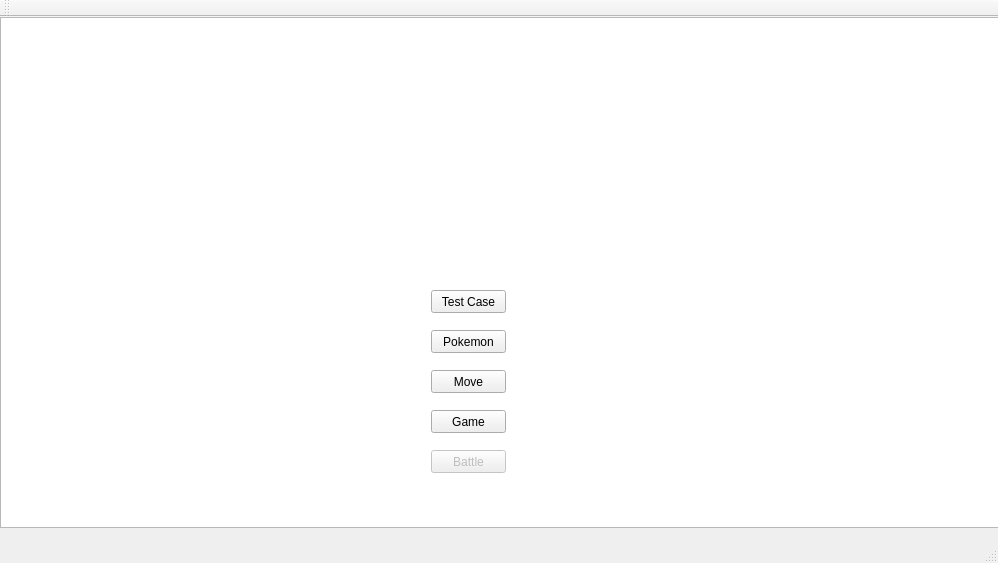
LowSugarCoke/Pokemon, file Pokemon/Pokemon.ui: the form before one commit.
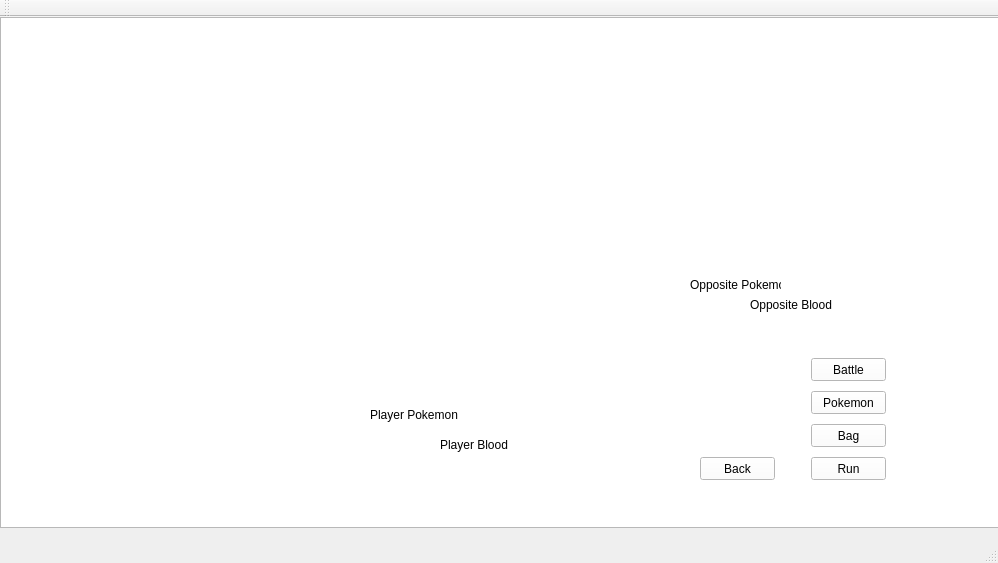
The form after the commit. The open tabs and pages were chosen to show the change. Icons and pictures are not drawn.

Commit message:
feat(ui): implement BattleScene and BattleController
* Rename PokemonController to MainController for better clarity
* Implement BattleScene in UI using StackWidget
* Incorporate BattleController in Pokemon application following MVC architecture standards

What changed in the file:
```diff
--- a/Pokemon/Pokemon.ui
+++ b/Pokemon/Pokemon.ui
@@ -20,19 +20,184 @@
    <property name="styleSheet">
     <string notr="true"/>
    </property>
+   <widget class="QGraphicsView" name="graphicsView">
+    <property name="geometry">
+     <rect>
+      <x>0</x>
+      <y>0</y>
+      <width>1001</width>
+      <height>511</height>
+     </rect>
+    </property>
+    <property name="styleSheet">
+     <string notr="true">background-image: url(:/Pokemom/Resources/background.jpg); 
+background-repeat: no-repeat; 
+background-position: center; 
+background-attachment: fixed; 
+background-size: cover;</string>
+    </property>
+   </widget>
+   <widget class="QStackedWidget" name="stackedWidget">
+    <property name="geometry">
+     <rect>
+      <x>0</x>
+      <y>0</y>
+      <width>1001</width>
+      <height>571</height>
+     </rect>
+    </property>
+    <property name="styleSheet">
+     <string notr="true">background-color:transparent;
+background-image: none;
+</string>
+    </property>
+    <property name="currentIndex">
+     <number>0</number>
+    </property>
+    <widget class="QWidget" name="page_main">
+     <widget class="QLabel" name="lbl_game">
+      <property name="geometry">
+       <rect>
+        <x>519</x>
+        <y>419</y>
+        <width>47</width>
+        <height>16</height>
+       </rect>
+      </property>
+      <property name="styleSheet">
+       <string notr="true"/>
+      </property>
+      <property name="text">
+       <string/>
+      </property>
+     </widget>
+     <widget class="QLabel" name="lbl_pokemon">
+      <property name="geometry">
+       <rect>
+        <x>519</x>
+        <y>335</y>
+        <width>47</width>
+        <height>16</height>
+       </rect>
+      </property>
+      <property name="text">
+       <string/>
+      </property>
+     </widget>
+     <widget class="QLabel" name="lbl_test_case">
+      <property name="geometry">
+       <rect>
+        <x>519</x>
+        <y>293</y>
+        <width>47</width>
+        <height>16</height>
+       </rect>
+      </property>
+      <property name="text">
+       <string/>
+      </property>
+     </widget>
    <widget class="QPushButton" name="pb_test_case">
     <property name="geometry">
      <rect>
-      <x>431</x>
-      <y>273</y>
+        <x>410</x>
+        <y>290</y>
       <width>75</width>
       <height>23</height>
      </rect>
     </property>
+      <property name="styleSheet">
+       <string notr="true">background-image:none;
+background-color:white;</string>
+      </property>
     <property name="text">
      <string>Test Case</string>
     </property>
    </widget>
+     <widget class="QPushButton" name="pb_game">
+      <property name="geometry">
+       <rect>
+        <x>410</x>
+        <y>410</y>
+        <width>75</width>
+        <height>23</height>
+       </rect>
+      </property>
+      <property name="styleSheet">
+       <string notr="true">background-image:none;
+background-color:white;</string>
+      </property>
+      <property name="text">
+       <string>Game</string>
+      </property>
+     </widget>
+     <widget class="QPushButton" name="pb_move">
+      <property name="geometry">
+       <rect>
+        <x>410</x>
+        <y>370</y>
+        <width>75</width>
+        <height>23</height>
+       </rect>
+      </property>
+      <property name="styleSheet">
+       <string notr="true">background-image:none;
+background-color:white;</string>
+      </property>
+      <property name="text">
+       <string>Move</string>
+      </property>
+     </widget>
+     <widget class="QPushButton" name="pb_pokemon">
+      <property name="geometry">
+       <rect>
+        <x>410</x>
+        <y>330</y>
+        <width>75</width>
+        <height>23</height>
+       </rect>
+      </property>
+      <property name="styleSheet">
+       <string notr="true">background-image:none;
+background-color:white;</string>
+      </property>
+      <property name="text">
+       <string>Pokemon</string>
+      </property>
+     </widget>
+     <widget class="QPushButton" name="pb_battle">
+      <property name="enabled">
+       <bool>true</bool>
+      </property>
+      <property name="geometry">
+       <rect>
+        <x>410</x>
+        <y>450</y>
+        <width>75</width>
+        <height>23</height>
+       </rect>
+      </property>
+      <property name="styleSheet">
+       <string notr="true">background-image:none;
+background-color:white;</string>
+      </property>
+      <property name="text">
+       <string>Battle</string>
+      </property>
+     </widget>
+     <widget class="QLabel" name="lbl_move">
+      <property name="geometry">
+       <rect>
+        <x>519</x>
+        <y>377</y>
+        <width>47</width>
+        <height>16</height>
+       </rect>
+      </property>
+      <property name="text">
+       <string/>
+      </property>
+     </widget>
    <widget class="QFrame" name="frame">
     <property name="geometry">
      <rect>
@@ -65,141 +230,172 @@
      <enum>QFrame::Raised</enum>
     </property>
    </widget>
-   <widget class="QGraphicsView" name="graphicsView">
-    <property name="geometry">
-     <rect>
-      <x>0</x>
-      <y>0</y>
-      <width>1001</width>
-      <height>511</height>
-     </rect>
-    </property>
-    <property name="styleSheet">
-     <string notr="true">background-image: url(:/Pokemom/Resources/background.jpg); 
-background-repeat: no-repeat; 
-background-position: center; 
-background-attachment: fixed; 
-background-size: cover;</string>
-    </property>
-   </widget>
-   <widget class="QPushButton" name="pb_pokemom">
-    <property name="geometry">
-     <rect>
-      <x>431</x>
-      <y>313</y>
-      <width>75</width>
-      <height>23</height>
-     </rect>
-    </property>
-    <property name="text">
-     <string>Pokemon</string>
-    </property>
-   </widget>
-   <widget class="QPushButton" name="pb_move">
-    <property name="geometry">
-     <rect>
-      <x>431</x>
-      <y>353</y>
-      <width>75</width>
-      <height>23</height>
-     </rect>
-    </property>
-    <property name="text">
-     <string>Move</string>
-    </property>
-   </widget>
-   <widget class="QPushButton" name="pb_game">
-    <property name="geometry">
-     <rect>
-      <x>431</x>
-      <y>393</y>
-      <width>75</width>
-      <height>23</height>
-     </rect>
-    </property>
-    <property name="text">
-     <string>Game</string>
-    </property>
-   </widget>
-   <widget class="QPushButton" name="pb_battle">
+    </widget>
+    <widget class="QWidget" name="page_battle">
+     <widget class="QPushButton" name="pb_battle_battle">
     <property name="enabled">
-     <bool>false</bool>
+       <bool>true</bool>
     </property>
     <property name="geometry">
      <rect>
-      <x>431</x>
-      <y>433</y>
+        <x>811</x>
+        <y>341</y>
       <width>75</width>
       <height>23</height>
      </rect>
     </property>
+      <property name="styleSheet">
+       <string notr="true">background-image:none;
+background-color:white;</string>
+      </property>
     <property name="text">
      <string>Battle</string>
     </property>
    </widget>
-   <widget class="QLabel" name="lbl_test_case">
+     <widget class="QPushButton" name="pb_battle_pokemon">
+      <property name="enabled">
+       <bool>true</bool>
+      </property>
     <property name="geometry">
      <rect>
-      <x>540</x>
-      <y>276</y>
-      <width>47</width>
+        <x>811</x>
+        <y>374</y>
+        <width>75</width>
+        <height>23</height>
+       </rect>
+      </property>
+      <property name="styleSheet">
+       <string notr="true">background-image:none;
+background-color:white;</string>
+      </property>
+      <property name="text">
+       <string>Pokemon</string>
+      </property>
+     </widget>
+     <widget class="QPushButton" name="pb_battle_bag">
+      <property name="enabled">
+       <bool>true</bool>
+      </property>
+      <property name="geometry">
+       <rect>
+        <x>811</x>
+        <y>407</y>
+        <width>75</width>
+        <height>23</height>
+       </rect>
+      </property>
+      <property name="styleSheet">
+       <string notr="true">background-image:none;
+background-color:white;</string>
+      </property>
+      <property name="text">
+       <string>Bag</string>
+      </property>
+     </widget>
+     <widget class="QPushButton" name="pb_battle_run">
+      <property name="enabled">
+       <bool>true</bool>
+      </property>
+      <property name="geometry">
+       <rect>
+        <x>811</x>
+        <y>440</y>
+        <width>75</width>
+        <height>23</height>
+       </rect>
+      </property>
+      <property name="styleSheet">
+       <string notr="true">background-image:none;
+background-color:white;</string>
+      </property>
+      <property name="text">
+       <string>Run</string>
+      </property>
+     </widget>
+     <widget class="QTextEdit" name="text_edit_battle_content">
+      <property name="geometry">
+       <rect>
+        <x>40</x>
+        <y>80</y>
+        <width>361</width>
+        <height>121</height>
+       </rect>
+      </property>
+     </widget>
+     <widget class="QPushButton" name="pb_battle_back">
+      <property name="enabled">
+       <bool>true</bool>
+      </property>
+      <property name="geometry">
+       <rect>
+        <x>700</x>
+        <y>440</y>
+        <width>75</width>
+        <height>23</height>
+       </rect>
+      </property>
+      <property name="styleSheet">
+       <string notr="true">background-image:none;
+background-color:white;</string>
+      </property>
+      <property name="text">
+       <string>Back</string>
+      </property>
+     </widget>
+     <widget class="QLabel" name="lbl_battle_player_pokemon">
+      <property name="geometry">
+       <rect>
+        <x>370</x>
+        <y>390</y>
+        <width>91</width>
       <height>16</height>
      </rect>
     </property>
     <property name="text">
-     <string/>
-    </property>
-   </widget>
-   <widget class="QLabel" name="lbl_pokemon">
+       <string>Player Pokemon</string>
+      </property>
+     </widget>
+     <widget class="QLabel" name="lbl_battle_opposite_pokemon">
     <property name="geometry">
      <rect>
-      <x>540</x>
-      <y>318</y>
-      <width>47</width>
+        <x>690</x>
+        <y>260</y>
+        <width>91</width>
       <height>16</height>
      </rect>
     </property>
     <property name="text">
-     <string/>
-    </property>
-   </widget>
-   <widget class="QLabel" name="lbl_move">
+       <string>Opposite Pokemon</string>
+      </property>
+     </widget>
+     <widget class="QLabel" name="lbl_battle_player_pokemon_blood">
     <property name="geometry">
      <rect>
-      <x>540</x>
-      <y>360</y>
-      <width>47</width>
+        <x>440</x>
+        <y>420</y>
+        <width>91</width>
       <height>16</height>
      </rect>
     </property>
     <property name="text">
-     <string/>
-    </property>
-   </widget>
-   <widget class="QLabel" name="lbl_game">
+       <string>Player Blood</string>
+      </property>
+     </widget>
+     <widget class="QLabel" name="lbl_battle_opposite_pokemon_blood">
     <property name="geometry">
      <rect>
-      <x>540</x>
-      <y>402</y>
-      <width>47</width>
+        <x>750</x>
+        <y>280</y>
+        <width>91</width>
       <height>16</height>
      </rect>
     </property>
     <property name="text">
-     <string/>
-    </property>
-   </widget>
-   <zorder>graphicsView</zorder>
-   <zorder>pb_test_case</zorder>
-   <zorder>frame</zorder>
-   <zorder>pb_pokemom</zorder>
-   <zorder>pb_move</zorder>
-   <zorder>pb_game</zorder>
-   <zorder>pb_battle</zorder>
-   <zorder>lbl_test_case</zorder>
-   <zorder>lbl_pokemon</zorder>
-   <zorder>lbl_move</zorder>
-   <zorder>lbl_game</zorder>
+       <string>Opposite Blood</string>
+      </property>
+     </widget>
+    </widget>
+   </widget>
   </widget>
   <widget class="QMenuBar" name="menuBar">
    <property name="geometry">
```
Left out of the diff: 4 changed lines with no effect on the pictures. Lines whose indentation alone changed are shown as unchanged. The commit also changes 8 other files.
